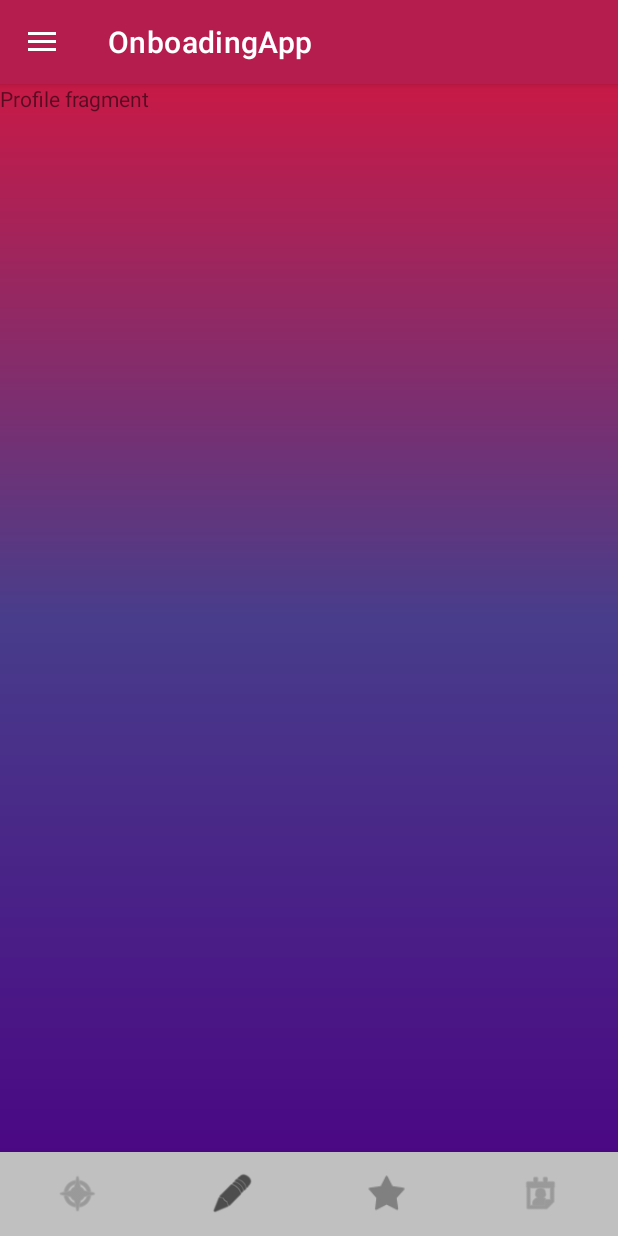
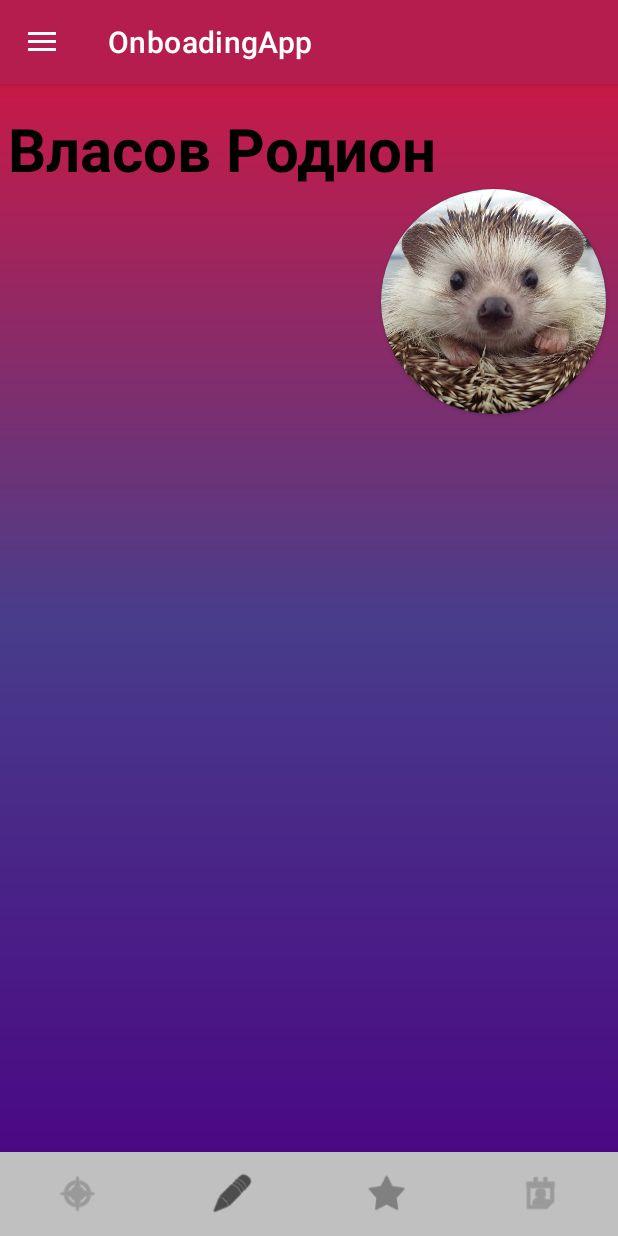
Before and after one commit to Guywash-Ka/OnboardingApp, an Android app: the screen it shows after launch (MainActivity), item 2 of the bottom bar chosen, on a phone screen of 412 x 824 dp. Run offline under Robolectric (Android 15) with nearby library versions, the light colour scheme and no system bars.

Commit message:
Changed design

```diff
--- a/app/build.gradle
+++ b/app/build.gradle
@@ -44,4 +44,5 @@ dependencies {
     testImplementation 'junit:junit:4.13.2'
     androidTestImplementation 'androidx.test.ext:junit:1.1.5'
     androidTestImplementation 'androidx.test.espresso:espresso-core:3.5.1'
+
 }
--- a/app/src/main/java/com/blackpearl/android/onboadingapp/MainActivity.kt
+++ b/app/src/main/java/com/blackpearl/android/onboadingapp/MainActivity.kt
@@ -1,8 +1,11 @@
 package com.blackpearl.android.onboadingapp
 
+import android.media.Image
 import androidx.appcompat.app.AppCompatActivity
 import android.os.Bundle
 import android.view.MenuItem
+import android.widget.ImageView
+import android.widget.TextView
 import androidx.appcompat.app.ActionBarDrawerToggle
 import androidx.appcompat.widget.Toolbar
 import androidx.core.view.GravityCompat
@@ -19,20 +22,30 @@ class MainActivity : AppCompatActivity(), NavigationView.OnNavigationItemSelecte
         setContentView(R.layout.activity_main)
 
         drawerLayout = findViewById(R.id.drawer_layout)
+        val toolbar = findViewById<Toolbar>(R.id.toolbar)
+        val navigationView = findViewById<NavigationView>(R.id.nav_view)
+        val headerView = navigationView.getHeaderView(0)
+        val profileNameView = headerView.findViewById<TextView>(R.id.name_profile)
+        val profileImageView = headerView.findViewById<ImageView>(R.id.image_profile)
+        val bottomNavigationView = findViewById<BottomNavigationView>(R.id.bottomNavigation)
 
-        val toolbar = findViewById<Toolbar>(R.id.toolbar)
         setSupportActionBar(toolbar)
-
-        val navigationView = findViewById<NavigationView>(R.id.nav_view)
+        val toggle = ActionBarDrawerToggle(this, drawerLayout, toolbar, R.string.open, R.string.close)
+        drawerLayout.addDrawerListener(toggle)
+        toggle.syncState()
         navigationView.setNavigationItemSelectedListener(this)
 
-        val bottomNavigationView = findViewById<BottomNavigationView>(R.id.bottomNavigation)
+        profileNameView.setOnClickListener {
+            loadFragment(ProfileFragment())
+            drawerLayout.closeDrawer(GravityCompat.START)
+        }
+
+        profileImageView.setOnClickListener {
+            loadFragment(ProfileFragment())
+            drawerLayout.closeDrawer(GravityCompat.START)
+        }
+
         onBottomNavigationItemSelected(bottomNavigationView)
-
-        val toggle = ActionBarDrawerToggle(this, drawerLayout, toolbar, R.string.open, R.string.close)
-
-        drawerLayout.addDrawerListener(toggle)
-        toggle.syncState()
 
         if (savedInstanceState == null) {
             supportFragmentManager.beginTransaction()
@@ -45,7 +58,6 @@ class MainActivity : AppCompatActivity(), NavigationView.OnNavigationItemSelecte
         when (item.itemId) {
             R.id.nav_home -> loadFragment(HomeFragment())
             R.id.nav_profile -> loadFragment(ProfileFragment())
-//            R.id.nav_quest -> loadFragment(QuestFragment())
             R.id.nav_challenges -> loadFragment(ChallengeFragment())
             R.id.nav_calendar -> loadFragment(CalendarFragment())
             R.id.nav_logout -> loadFragment(RegisterFragment())
@@ -57,24 +69,12 @@ class MainActivity : AppCompatActivity(), NavigationView.OnNavigationItemSelecte
     private fun onBottomNavigationItemSelected(bottomNavigationView: BottomNavigationView) {
         bottomNavigationView.setOnItemSelectedListener {
             when (it.itemId) {
-                R.id.nav_home -> {
-                    loadFragment(HomeFragment())
-                    true
-                }
-                R.id.nav_profile -> {
-                    loadFragment(ProfileFragment())
-                    true
-                }
-                R.id.nav_challenges -> {
-                    loadFragment(ChallengeFragment())
-                    true
-                }
-                R.id.nav_calendar -> {
-                    loadFragment(CalendarFragment())
-                    true
-                }
-                else -> false
+                R.id.nav_home -> loadFragment(HomeFragment())
+                R.id.nav_profile -> loadFragment(ProfileFragment())
+                R.id.nav_challenges -> loadFragment(ChallengeFragment())
+                R.id.nav_calendar -> loadFragment(CalendarFragment())
             }
+            true
         }
     }
 
--- a/app/src/main/res/layout/fragment_home.xml
+++ b/app/src/main/res/layout/fragment_home.xml
@@ -1,5 +1,6 @@
 <?xml version="1.0" encoding="utf-8"?>
 <FrameLayout xmlns:android="http://schemas.android.com/apk/res/android"
+    xmlns:app="http://schemas.android.com/apk/res-auto"
     xmlns:tools="http://schemas.android.com/tools"
     android:layout_width="match_parent"
     android:layout_height="match_parent"
--- a/app/src/main/res/layout/fragment_profile.xml
+++ b/app/src/main/res/layout/fragment_profile.xml
@@ -3,12 +3,36 @@
     xmlns:tools="http://schemas.android.com/tools"
     android:layout_width="match_parent"
     android:layout_height="match_parent"
+    xmlns:app="http://schemas.android.com/apk/res-auto"
     tools:context=".ProfileFragment">
 
-    <!-- TODO: Update blank fragment layout -->
     <TextView
-        android:layout_width="match_parent"
-        android:layout_height="match_parent"
-        android:text="Profile fragment" />
+        android:layout_width="wrap_content"
+        android:layout_height="wrap_content"
+        android:text="@string/name"
+        android:textStyle="bold"
+        android:textSize="40sp"
+        android:textColor="@color/black"
+        android:layout_marginTop="16dp"
+        android:layout_marginStart="5dp"/>
+    <androidx.cardview.widget.CardView
+        android:layout_width="wrap_content"
+        android:layout_height="wrap_content"
+        app:cardCornerRadius="75dp"
+        android:layout_marginTop="70dp"
+        android:layout_marginEnd="8dp"
+        android:elevation="10dp"
+        android:layout_gravity="end">
+        <ImageView
+            android:id="@+id/roundedImageView"
+            android:layout_width="150dp"
+            android:layout_height="150dp"
+            android:src="@drawable/hedge2"
+            android:background="@color/black"
+            android:scaleType="centerCrop"
+            android:layout_gravity="end"
+            />
+    </androidx.cardview.widget.CardView>
+
 
 </FrameLayout>
--- a/app/src/main/res/values/strings.xml
+++ b/app/src/main/res/values/strings.xml
@@ -8,4 +8,6 @@
     <string name="nav_profile">Profile</string>
     <string name="nav_challenges">Challenges</string>
     <string name="nav_calendar">Calendar</string>
+    <string name="name">Власов Родион</string>
+    <string name="Additional_info">Стажер</string>
 </resources>
```
